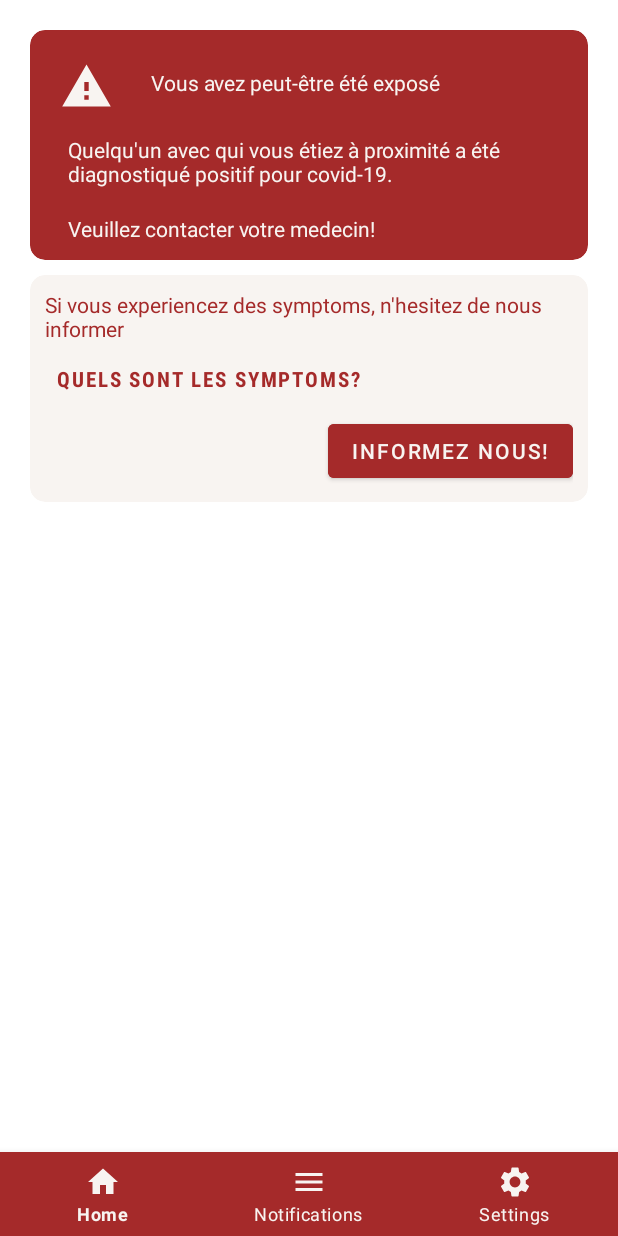
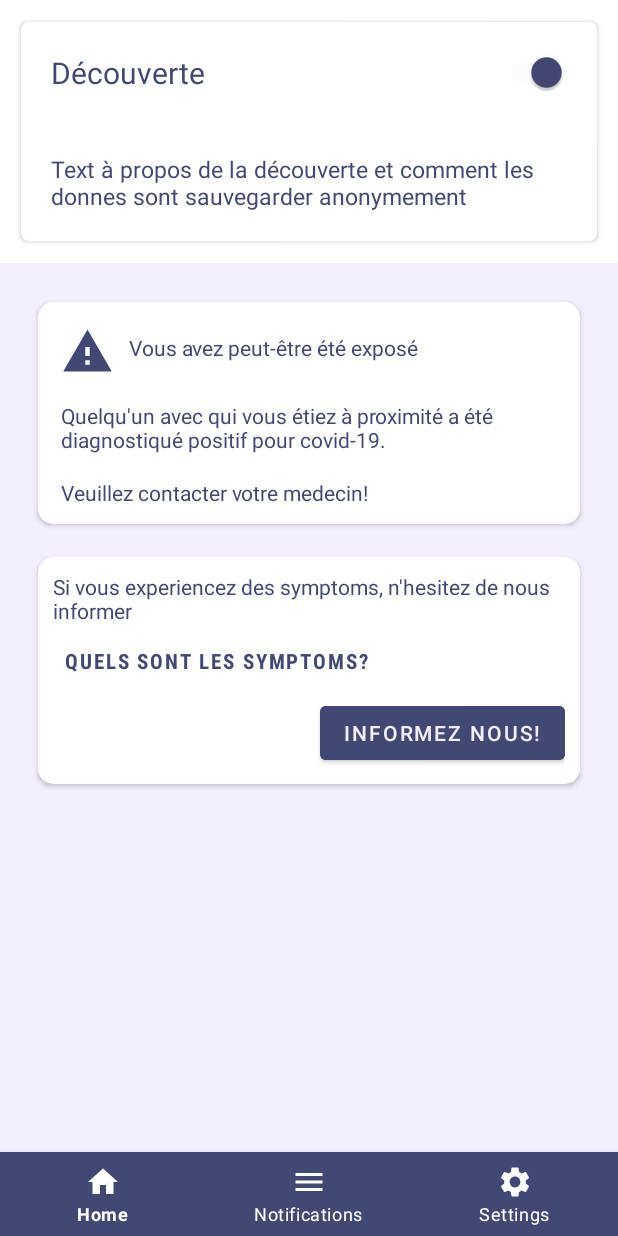
Before and after one commit to outcast292/EST-SFE-CovidTracker-app, an Android app: the LoggedInActivity screen opened directly, with no data from a screen before it, on a phone screen of 412 x 824 dp. Run offline under Robolectric (Android 15) with nearby library versions, the phone set to English and light mode, and no system bars.

Commit message:
visual update ( changed color for more kinda flat look ) / started notification system

```diff
--- a/app/src/main/java/com/example/covidtracker/activities/LoggedInActivity.java
+++ b/app/src/main/java/com/example/covidtracker/activities/LoggedInActivity.java
@@ -11,9 +11,12 @@ import android.os.Bundle;
 import android.util.Log;
 import android.view.MenuItem;
 import android.view.View;
+import android.widget.CompoundButton;
+import android.widget.Switch;
 import android.widget.TextView;
 import android.widget.Toast;
 
+import com.example.covidtracker.CustomFirebaseMessagingService;
 import com.example.covidtracker.NearbyTrackingService;
 import com.example.covidtracker.R;
 import com.example.covidtracker.dbhelpers.FirebaseDatabaseHelper;
@@ -25,6 +28,8 @@ public class LoggedInActivity extends AppCompatActivity {
 
     TextView uid;
     private String myUserUID;
+    Switch serviceSwitch ;
+
 
 
     @Override
@@ -32,8 +37,27 @@ public class LoggedInActivity extends AppCompatActivity {
         super.onCreate(savedInstanceState);
         setContentView(R.layout.activity_logged_in);
 
-        Intent serviceIntent = new Intent(getApplicationContext(), NearbyTrackingService.class);
-        startService(serviceIntent);
+        final Intent serviceIntent = new Intent(getApplication(), NearbyTrackingService.class);
+        final Intent FCMIntent = new Intent(getApplication(), CustomFirebaseMessagingService.class);
+
+
+        startService(FCMIntent);
+        serviceSwitch = findViewById(R.id.switchService);
+        if (serviceSwitch.isChecked()){
+            startService(serviceIntent);
+        }
+        serviceSwitch.setOnCheckedChangeListener(new CompoundButton.OnCheckedChangeListener() {
+            @Override
+            public void onCheckedChanged(CompoundButton compoundButton, boolean b) {
+                if(b){
+                    startService(serviceIntent);
+                }else{
+                    stopService(serviceIntent);
+                }
+            }
+        });
+
+        //startService(serviceIntent);
 
 
         BottomNavigationView botnav = findViewById(R.id.bottom_navigation);
--- a/app/src/main/java/com/example/covidtracker/activities/MainActivity.java
+++ b/app/src/main/java/com/example/covidtracker/activities/MainActivity.java
@@ -2,6 +2,7 @@ package com.example.covidtracker.activities;
 
 import androidx.appcompat.app.AlertDialog;
 import androidx.appcompat.app.AppCompatActivity;
+import androidx.localbroadcastmanager.content.LocalBroadcastManager;
 
 import android.content.Context;
 import android.content.DialogInterface;
@@ -57,4 +58,5 @@ public class MainActivity extends AppCompatActivity {
                 .setMessage(getString(R.string.conditions));
 
     }
+
 }
--- a/app/src/main/java/com/example/covidtracker/homeFragment.java
+++ b/app/src/main/java/com/example/covidtracker/homeFragment.java
@@ -3,42 +3,68 @@ package com.example.covidtracker;
 import android.content.BroadcastReceiver;
 import android.content.Context;
 import android.content.Intent;
+import android.content.IntentFilter;
 import android.os.Bundle;
 
 import androidx.annotation.NonNull;
 import androidx.annotation.Nullable;
 import androidx.cardview.widget.CardView;
 import androidx.fragment.app.Fragment;
+import androidx.localbroadcastmanager.content.LocalBroadcastManager;
 
 import android.util.Log;
 import android.view.LayoutInflater;
 import android.view.View;
 import android.view.ViewGroup;
+import android.widget.CompoundButton;
+import android.widget.Switch;
+import android.widget.TextView;
 import android.widget.Toast;
 
 
 public class homeFragment extends Fragment {
-    private boolean serviceStatus = false;
+    private String serviceStatus;
     CardView serviceState ;
     private static final String TAG = "homeFragment" ;
+    TextView serviceTitle ;
+    Switch switchService;
 
 
     @Nullable
     @Override
     public View onCreateView(@NonNull LayoutInflater inflater, @Nullable ViewGroup container, @Nullable Bundle savedInstanceState) {
 
-        return inflater.inflate(R.layout.fragment_home, container, false);
+        View view = inflater.inflate(R.layout.fragment_home, container, false);
+
+        LocalBroadcastManager.getInstance(getActivity()).registerReceiver(
+                mMessageReceiver, new IntentFilter("NearbyTrackingService"));
+
+
+
+
+        return view;
     }
 
-    private BroadcastReceiver receiver = new BroadcastReceiver() {
 
+    private BroadcastReceiver mMessageReceiver = new BroadcastReceiver() {
         @Override
         public void onReceive(Context context, Intent intent) {
+            // Get extra data included in the Intent
+            String message = intent.getStringExtra("Status");
+            Bundle b = intent.getBundleExtra("serviceStatus");
+            serviceStatus = b.getString("serviceStatus");
 
-            Log.d(TAG, "onReceive: " + intent.toString());
+            serviceTitle = getActivity().findViewById(R.id.serviceTitle);
+            if(serviceStatus == "running"){
+                serviceTitle.setText("Découverte active");
+            }else{
+                serviceTitle.setText("Découverte inactive");
+            }
+
+
         }
+
     };
 
 
-
 }
--- a/app/src/main/res/layout/activity_logged_in.xml
+++ b/app/src/main/res/layout/activity_logged_in.xml
@@ -20,7 +20,7 @@
             android:layout_width="match_parent"
             android:layout_height="wrap_content"
             android:layout_alignParentBottom="true"
-            android:background="@color/darkpartyLipstick"
+            android:background="@color/text"
             app:itemIconTint="@color/creamyWhite"
             app:itemTextColor="@color/creamyWhite"
             app:menu="@menu/bottom_navigation_menu" />
--- a/app/src/main/res/layout/fragment_home.xml
+++ b/app/src/main/res/layout/fragment_home.xml
@@ -6,43 +6,80 @@
     xmlns:app="http://schemas.android.com/apk/res-auto"
     tools:context=".homeFragment">
 
+    <androidx.cardview.widget.CardView
+        android:id="@+id/decouverte"
+        android:layout_width="match_parent"
+        android:layout_height="155dp"
+        android:layout_margin="10dp"
+        app:cardUseCompatPadding="true"
+        app:cardCornerRadius="5dp"
+        >
+        <LinearLayout
+            android:layout_width="match_parent"
+            android:layout_height="wrap_content"
+            android:orientation="vertical"
+            >
+
+            <LinearLayout
+                android:layout_width="match_parent"
+                android:layout_height="wrap_content"
+                android:orientation="horizontal"
+                android:gravity="center_vertical|center_horizontal">
+                <TextView
+                    android:id="@+id/serviceTitle"
+                    android:layout_width="wrap_content"
+                    android:layout_height="wrap_content"
+                    android:text="@string/serviceTitle"
+                    android:textColor="@color/text"
+                    android:textSize="20sp"
+                    android:layout_marginLeft="20dp"
+                    android:gravity="left"
+                    android:layout_weight="1"/>
+
+                <Switch
+                    android:id="@+id/switchService"
+                    android:layout_width="wrap_content"
+                    android:layout_height="wrap_content"
+                    android:checked="true"
+                    android:layout_margin="20sp"
+                    android:gravity="right"
+                    android:layout_weight="1"
+                    android:thumbTint="@color/text"
+                    android:trackTint="@color/bg"
+                    >
+                </Switch>
+
+            </LinearLayout>
+
+
+            <TextView
+                android:layout_width="match_parent"
+                android:layout_height="wrap_content"
+                android:text="@string/serviceBody"
+                android:textColor="@color/text"
+                android:textSize="15sp"
+                android:layout_margin="20dp"/>
+        </LinearLayout>
+
+
+    </androidx.cardview.widget.CardView>
 
     <ScrollView
         android:layout_width="match_parent"
-        android:layout_height="match_parent">
+        android:layout_height="match_parent"
+        android:layout_below="@+id/decouverte"
+        android:background="@color/bg">
         <LinearLayout
             android:layout_width="match_parent"
             android:layout_height="wrap_content"
             android:orientation="vertical" android:layout_margin="20sp" >
-            <!--
 
-                <TextView
-                    android:id="@+id/how"
-                    android:layout_width="match_parent"
-                    android:layout_height="wrap_content"
-                    android:text="Comment ca fonctionne ?"
-                    android:textSize="30dp"
-                    android:fontFamily="sans-serif-condensed"
-                    android:gravity="center"
-                    android:textColor="@color/darkGrey"
-                    android:textStyle="bold"
-                    />
-
-                <TextView
-                    android:layout_width="match_parent"
-                    android:layout_height="wrap_content"
-                    android:text="@string/app_description"
-                    android:layout_below="@id/how"
-                    android:textSize="20dp"
-                    android:layout_marginTop="15dp"
-                    android:gravity="center_vertical"/>
-            -->
             <androidx.cardview.widget.CardView
+                app:cardUseCompatPadding="true"
                 android:layout_width="match_parent"
-                android:layout_height="153dp"
+                android:layout_height="160dp"
                 app:cardCornerRadius="10dp"
                 app:cardBackgroundColor="@color/darkpartyLipstick"
-                android:elevation="@dimen/cardview_compat_inset_shadow"
                 android:layout_marginBottom="10dp"
                 >
                 <RelativeLayout
@@ -51,42 +88,42 @@
 
                     <LinearLayout
                         android:id="@+id/title"
-                        android:layout_width="wrap_content"
+                        android:layout_width="match_parent"
                         android:layout_height="wrap_content"
-                        android:orientation="horizontal">
+                        android:orientation="horizontal"
+                        android:layout_margin="15dp">
                         <ImageView
                             android:layout_width="35dp"
                             android:layout_height="35dp"
                             android:src="@drawable/ic_report_problem_24px"
-                            android:layout_marginTop="20sp"
-                            android:layout_marginLeft="20sp"
-                            android:tint="@color/creamyWhite"
+                            android:tint="@color/text"
                             />
                         <TextView
                             android:layout_width="match_parent"
                             android:layout_height="wrap_content"
-                            android:layout_alignParentTop="true"
-                            android:layout_margin="25sp"
                             android:text="@string/exposed"
-                            android:textColor="@color/creamyWhite" />
+                            android:textColor="@color/text"
+                            android:layout_marginTop="5dp"
+                            android:layout_marginLeft="10dp"/>
                     </LinearLayout>
 
                     <TextView
                         android:layout_width="match_parent"
                         android:layout_height="wrap_content"
                         android:text="@string/meeting_explanation"
-                        android:textColor="@color/creamyWhite"
+                        android:textColor="@color/text"
                         android:layout_below="@id/title"
-                        android:layout_marginLeft="25sp"
-                        android:layout_marginRight="25sp"/>
+                        android:layout_marginLeft="15dp"
+                        />
 
                     <TextView
                         android:layout_width="match_parent"
                         android:layout_height="wrap_content"
                         android:text="@string/contact_medic"
-                        android:textColor="@color/creamyWhite"
+                        android:textColor="@color/text"
                         android:layout_alignParentBottom="true"
-                        android:layout_marginLeft="25sp"/>
+                        android:layout_marginLeft="15dp"
+                        android:layout_marginBottom="5dp"/>
 
 
                 </RelativeLayout>
@@ -96,6 +133,7 @@
 
 
             <androidx.cardview.widget.CardView
+                app:cardUseCompatPadding="true"
                 android:layout_width="match_parent"
                 android:layout_height="wrap_content"
                 app:cardBackgroundColor="@color/creamyWhite"
@@ -111,7 +149,7 @@
                         android:layout_width="match_parent"
                         android:layout_height="wrap_content"
                         android:text="@string/sickcard"
-                        android:textColor="@color/darkpartyLipstick"
+                        android:textColor="@color/text"
                         />
 
                     <Button
@@ -119,7 +157,7 @@
                         android:layout_width="wrap_content"
                         android:layout_height="wrap_content"
                         android:text="Quels sont les symptoms?"
-                        android:textColor="@color/darkpartyLipstick"
+                        android:textColor="@color/text"
                         style="@style/Widget.MaterialComponents.Button.TextButton"
                         android:textStyle="bold"
                         android:textAllCaps="true"
@@ -132,8 +170,8 @@
                         android:layout_width="wrap_content"
                         android:layout_height="wrap_content"
                         android:text="Informez nous!"
-                        android:textColor="@color/creamyWhite"
-                        android:backgroundTint="@color/darkpartyLipstick"
+                        android:textColor="@color/bg"
+                        android:backgroundTint="@color/text"
                         android:onClick="sendRapport"
                         android:layout_gravity="right"
                         />
@@ -146,8 +184,6 @@
             </androidx.cardview.widget.CardView>
 
 
-
-
         </LinearLayout>
     </ScrollView>
 
--- a/app/src/main/res/values/colors.xml
+++ b/app/src/main/res/values/colors.xml
@@ -1,11 +1,17 @@
 <?xml version="1.0" encoding="utf-8"?>
 <resources>
-    <color name="creamyWhite">#f8f4f1</color>
+    <color name="creamyWhite">#FFFFFF</color>
     <color name="BrownishWhite">#e4cda4</color>
     <color name="kindaOrange">#e5ab2d</color>
     <color name="partyLipstick">#b00637</color>
-    <color name="darkpartyLipstick">#a52a2a</color>
+    <color name="darkpartyLipstick">#FFFFFF</color>
     <color name="darkGrey">#262626</color>
-    <color name="kindaDarkGrey">#4d4d4d</color>
+    <color name="kindaDarkGrey">#262626</color>
+
+    <color name="text">#424874</color>
+    <color name="bg">#f4eeff</color>
+    <color name="textdark">#a6b1e1</color>
+    <color name="bglight">#dcd6f7</color>
+
 
 </resources>
--- a/app/src/main/res/values/strings.xml
+++ b/app/src/main/res/values/strings.xml
@@ -40,6 +40,8 @@
     <string name="label_conditions">J\'accepte les termes et conditions</string>
     <string name="sickcard">Si vous experiencez des symptoms, n\'hesitez de nous informer</string>
     <string name="exposed">Vous avez peut-être été exposé</string>
+    <string name="serviceTitle">Découverte </string>
+    <string name="serviceBody">Text à propos de la découverte et comment les donnes sont sauvegarder anonymement </string>
     <string name="conditions">Lorem Ipsum is simply dummy text of the printing and typesetting industry. Lorem Ipsum has been the industry\s standard dummy text ever since the 1500s, when an unknown printer took a galley of type and scrambled it to make a type specimen book. It has survived not only five centuries, but also the leap into electronic typesetting, remaining essentially unchanged. It was popularised in the 1960s with the release of Letraset sheets containing Lorem Ipsum passages, and more recently with desktop publishing software like Aldus PageMaker including versions of Lorem Ipsum.</string>
 
     <!-- TODO: Remove or change this placeholder text -->
```
Also changed, not shown: app/src/main/AndroidManifest.xml (+16 -0 lines), app/src/main/java/com/example/covidtracker/CustomFirebaseMessagingService.java (added, +90 -0 lines), app/src/main/java/com/example/covidtracker/NearbyTrackingService.java (+29 -5 lines), app/src/main/res/layout/activity_conditions.xml (added, +76 -0 lines), app/src/main/res/layout/activity_main.xml (+4 -21 lines), app/src/main/res/layout/activity_register.xml (+8 -8 lines), 1 other file.
